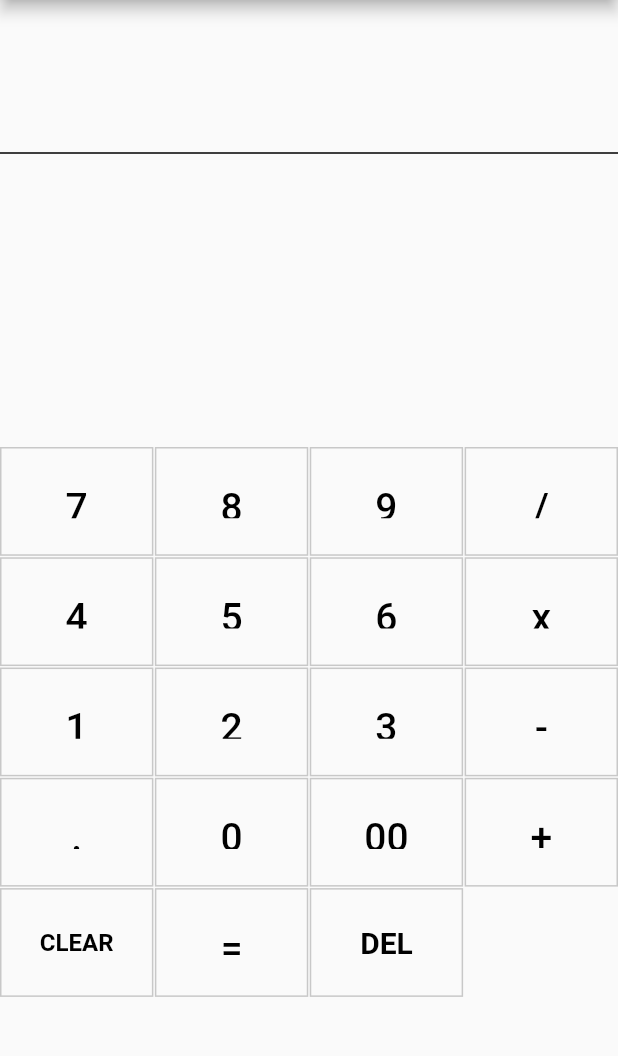
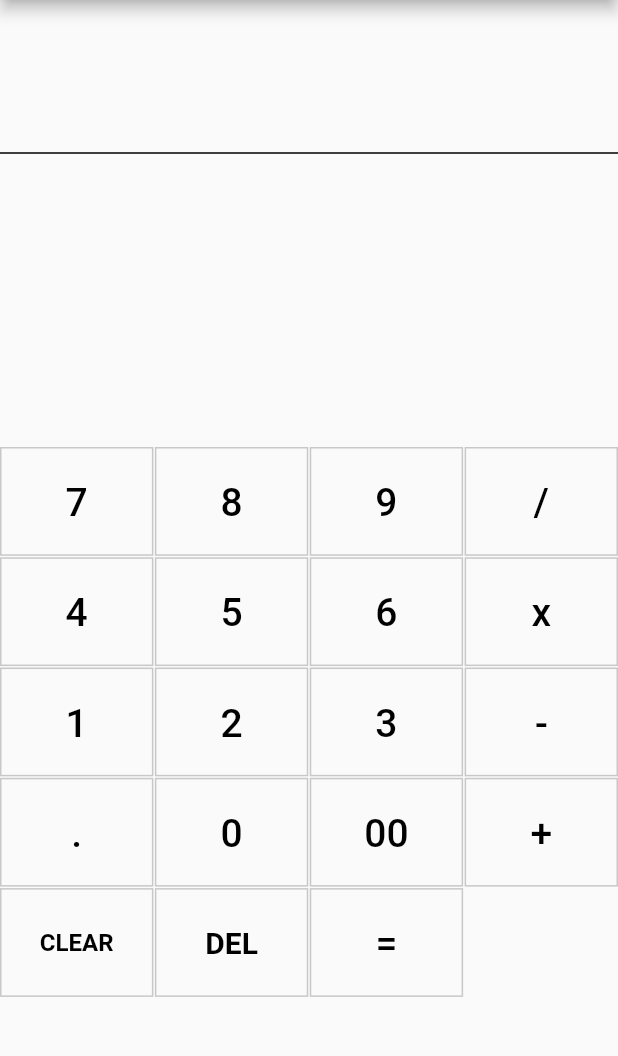
Before and after one commit to Magesh-Doodleblue/Basic-Calculator-using-Flutter, a Flutter app: the screen it shows after launch, on a phone screen of 412 x 824 dp, the part 84-1140 px from its top. Run offline on Flutter 3.47's test engine with Material 2 defaults, Android fonts, the phone set to English and light mode, and no system bars.

Commit message:
Refractor commit

```diff
--- a/lib/main.dart
+++ b/lib/main.dart
@@ -1,4 +1,4 @@
-// ignore_for_file: unnecessary_null_comparison
+// ignore_for_file: unnecessary_null_comparison, library_private_types_in_public_api
 
 import 'package:calculator/history.dart';
 import 'package:flutter/material.dart';
@@ -48,8 +48,8 @@ class _HomePageState extends State<HomePage> {
     "00",
     "+",
     "CLEAR",
+    "DEL",
     "=",
-    "DEL",
   ];
 
   late String currentOperation;
@@ -159,7 +159,7 @@ class _HomePageState extends State<HomePage> {
   Widget customOutlineButton(String val) {
     return SizedBox(
       child: Padding(
-        padding: const EdgeInsets.all(16.0),
+        padding: const EdgeInsets.all(13.0),
         child: TextButton(
           onPressed: () => btnClicked(val),
           child: Text(
```
